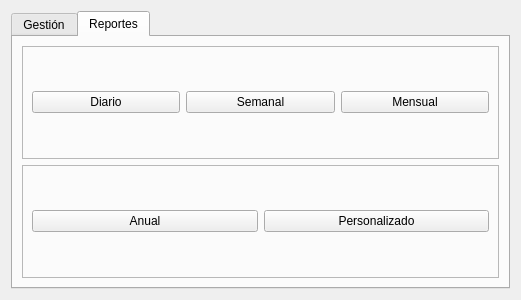
Above: view/ui/main.ui from R0land013/blue-pos before the change. Below: the same form after it.
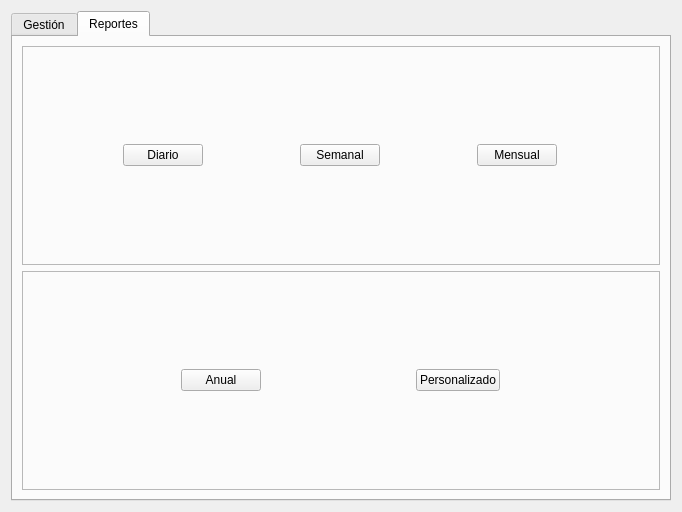
That is the form after the change. The open tabs and pages were chosen to show the change.

```diff
--- a/view/ui/main.ui
+++ b/view/ui/main.ui
@@ -6,8 +6,8 @@
    <rect>
     <x>0</x>
     <y>0</y>
-    <width>521</width>
-    <height>300</height>
+    <width>682</width>
+    <height>512</height>
    </rect>
   </property>
   <property name="windowTitle">
@@ -59,6 +59,12 @@
          <layout class="QHBoxLayout" name="horizontalLayout_2">
           <item>
            <widget class="QPushButton" name="day_report_button">
+            <property name="sizePolicy">
+             <sizepolicy hsizetype="Maximum" vsizetype="Fixed">
+              <horstretch>0</horstretch>
+              <verstretch>0</verstretch>
+             </sizepolicy>
+            </property>
             <property name="text">
              <string>Diario</string>
             </property>
@@ -66,6 +72,12 @@
           </item>
           <item>
            <widget class="QPushButton" name="week_report_button">
+            <property name="sizePolicy">
+             <sizepolicy hsizetype="Maximum" vsizetype="Fixed">
+              <horstretch>0</horstretch>
+              <verstretch>0</verstretch>
+             </sizepolicy>
+            </property>
             <property name="text">
              <string>Semanal</string>
             </property>
@@ -73,6 +85,12 @@
           </item>
           <item>
            <widget class="QPushButton" name="month_report_button">
+            <property name="sizePolicy">
+             <sizepolicy hsizetype="Maximum" vsizetype="Fixed">
+              <horstretch>0</horstretch>
+              <verstretch>0</verstretch>
+             </sizepolicy>
+            </property>
             <property name="text">
              <string>Mensual</string>
             </property>
@@ -92,6 +110,12 @@
          <layout class="QHBoxLayout" name="horizontalLayout_3">
           <item>
            <widget class="QPushButton" name="year_report_button">
+            <property name="sizePolicy">
+             <sizepolicy hsizetype="Maximum" vsizetype="Fixed">
+              <horstretch>0</horstretch>
+              <verstretch>0</verstretch>
+             </sizepolicy>
+            </property>
             <property name="text">
              <string>Anual</string>
             </property>
@@ -99,6 +123,12 @@
           </item>
           <item>
            <widget class="QPushButton" name="custom_report_button">
+            <property name="sizePolicy">
+             <sizepolicy hsizetype="Maximum" vsizetype="Fixed">
+              <horstretch>0</horstretch>
+              <verstretch>0</verstretch>
+             </sizepolicy>
+            </property>
             <property name="text">
              <string>Personalizado</string>
             </property>
```
Left out of the diff: 13 changed lines with no effect on the pictures.
